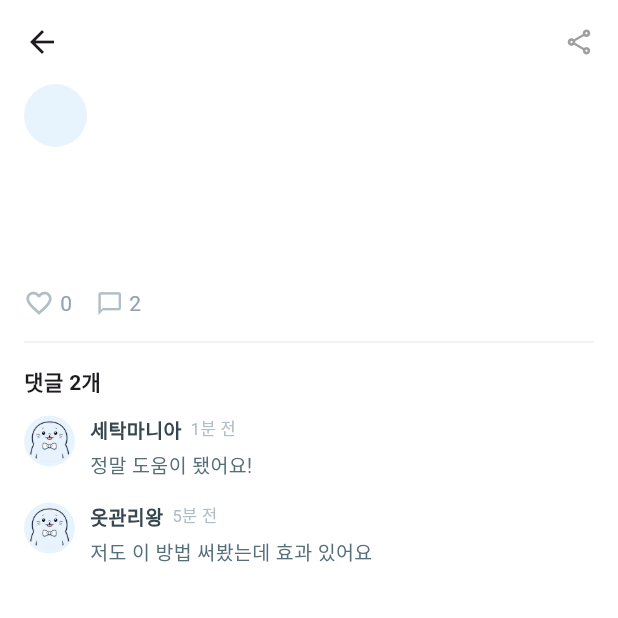
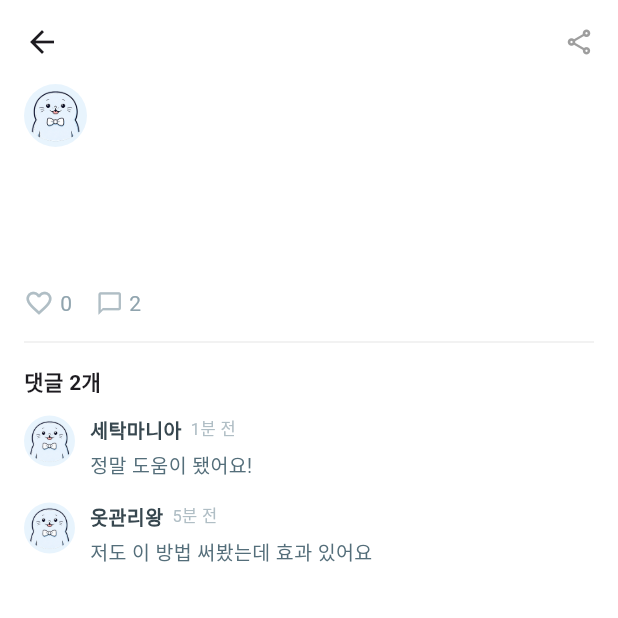
Before and after one commit to semothon-team-4/front, a Flutter app: the _PostDetailScreen screen opened directly with empty values, on a phone screen of 412 x 824 dp, the top half of it. Run offline on Flutter 3.47's test engine with Material 3 defaults, Android fonts, the phone set to English and light mode, and no system bars; our stand-ins replace geolocator, image_picker, shared_preferences, sqflite; missing offline and left inert: flutter_naver_map; accounts and stored records are empty.

Commit message:
커뮤 완 ~

```diff
--- a/lib/screens/community_screen.dart
+++ b/lib/screens/community_screen.dart
@@ -925,19 +925,9 @@ class _PostDetailScreenState extends State<_PostDetailScreen> {
                     children: [
                       GestureDetector(
                         onTap: _openUserProfile,
-                        child: Container(
-                          width: 42,
-                          height: 42,
-                          decoration: const BoxDecoration(
-                            color: Color(0xFFE8F4FD),
-                            shape: BoxShape.circle,
-                          ),
-                          child: Center(
-                            child: Text(
-                              widget.post['avatar'],
-                              style: const TextStyle(fontSize: 20),
-                            ),
-                          ),
+                        child: const MascotProfileAvatar(
+                          size: 42,
+                          backgroundColor: Color(0xFFE8F4FD),
                         ),
                       ),
                       const SizedBox(width: 10),
```
